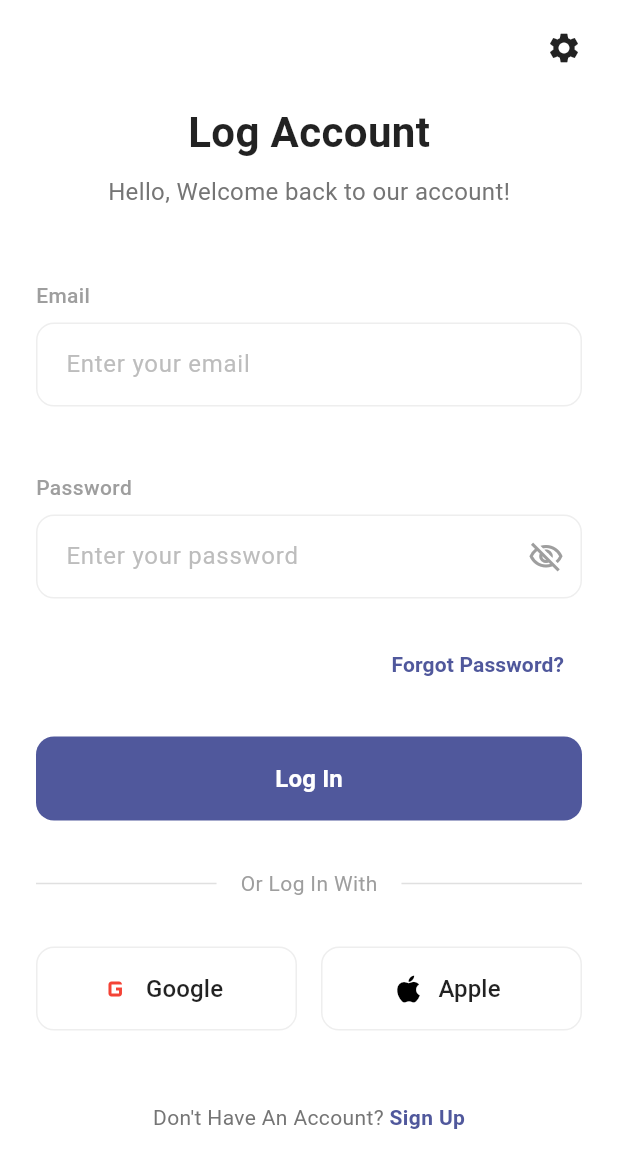
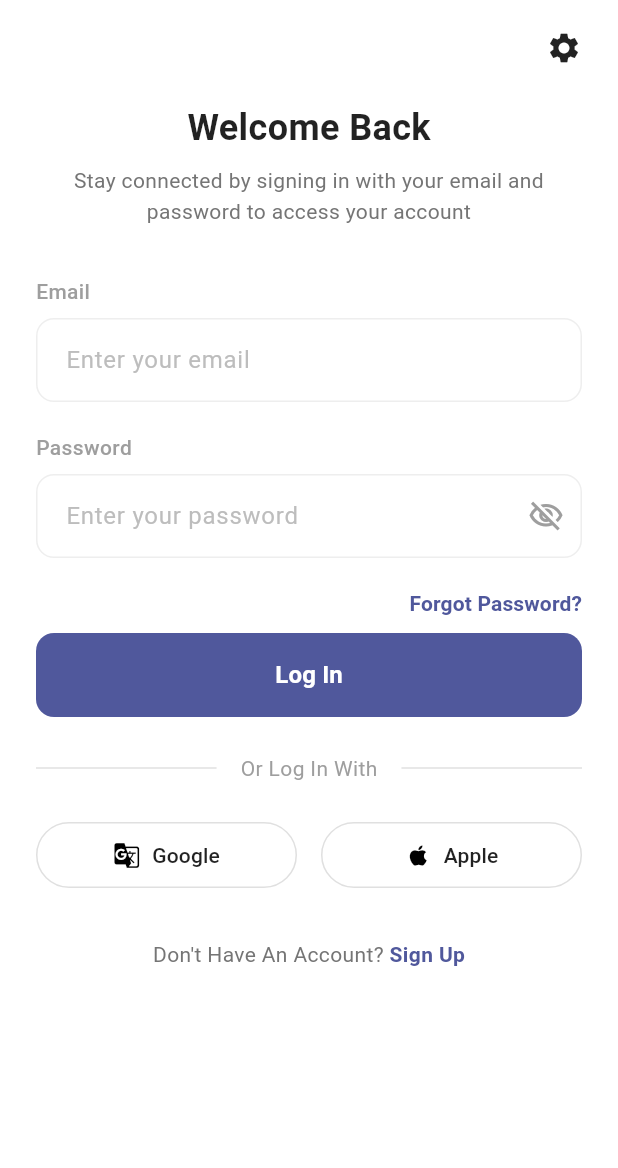
Before and after one commit to VijayMani9699/TNPrep, a Flutter app: the screen it shows after launch, after a tap on "Skip", on a phone screen of 412 x 824 dp. Shown: the top 1168 px of the screen. Run offline on Flutter 3.47's test engine with Material 3 defaults, Android fonts, the phone set to English and light mode, and no system bars; our stand-ins replace shared_preferences; generated files the repository leaves out were written again.

Commit message:
Update login screen UI

```diff
--- a/lib/features/auth/ui/login_screen.dart
+++ b/lib/features/auth/ui/login_screen.dart
@@ -3,7 +3,7 @@ import 'package:flutter/material.dart';
 import '../../../core/theme/app_colors.dart';
 import '../../../common_widgets/custom_text_field.dart';
 import '../../../common_widgets/primary_button.dart';
-import '../../../common_widgets/social_login_button.dart';
+
 import '../../../common_widgets/settings_sheet.dart';
 import 'add_account_screen.dart';
 
@@ -16,7 +16,8 @@ class LoginScreen extends StatelessWidget {
         backgroundColor: Colors.white,
         body: SafeArea(
           child: SingleChildScrollView(
-          padding: const EdgeInsets.symmetric(horizontal: 24.0, vertical: 20.0),
+            padding:
+                const EdgeInsets.symmetric(horizontal: 24.0, vertical: 20.0),
             child: Column(
               crossAxisAlignment: CrossAxisAlignment.center,
               children: [
@@ -38,29 +39,31 @@ class LoginScreen extends StatelessWidget {
                 ),
                 // Header
                 const Text(
-                "Log Account",
+                  "Welcome Back",
                   style: TextStyle(
-                  fontSize: 28,
+                    fontSize: 24,
                     fontWeight: FontWeight.bold,
                     color: Colors.black87,
                   ),
                 ),
                 const SizedBox(height: 8),
                 Text(
-                "Hello, Welcome back to our account!",
+                  "Stay connected by signing in with your email and password to access your account",
+                  textAlign: TextAlign.center,
                   style: TextStyle(
-                  fontSize: 16,
-                  color: Colors.grey.shade600,
+                    fontSize: 14,
+                    color: Colors.grey[600],
+                    height: 1.5,
                   ),
                 ),
-              const SizedBox(height: 48),
+                const SizedBox(height: 32),
 
-              // Inputs
+                // InputsS
                 const CustomTextField(
                   label: "Email",
                   hintText: "Enter your email",
                 ),
-              const SizedBox(height: 24),
+
                 const CustomTextField(
                   label: "Password",
                   hintText: "Enter your password",
@@ -74,6 +77,11 @@ class LoginScreen extends StatelessWidget {
                   alignment: Alignment.centerRight,
                   child: TextButton(
                     onPressed: () {},
+                    style: TextButton.styleFrom(
+                      padding: EdgeInsets.zero,
+                      minimumSize: Size.zero,
+                      tapTargetSize: MaterialTapTargetSize.shrinkWrap,
+                    ),
                     child: const Text(
                       "Forgot Password?",
                       style: TextStyle(
@@ -83,15 +91,14 @@ class LoginScreen extends StatelessWidget {
                     ),
                   ),
                 ),
-              const SizedBox(height: 24),
-
+const SizedBox(height: 10),
                 // Login Button
                 PrimaryButton(
                   text: "Log In",
                   onPressed: () {},
                 ),
 
-              const SizedBox(height: 32),
+                const SizedBox(height: 24),
 
                 // Divider
                 Row(
@@ -107,29 +114,53 @@ class LoginScreen extends StatelessWidget {
                     Expanded(child: Divider(color: Colors.grey.shade300)),
                   ],
                 ),
-              const SizedBox(height: 32),
+                const SizedBox(height: 24),
 
                 // Social Login
                 Row(
                   children: [
-                  SocialLoginButton(
-                    text: "Google",
-                    icon: Icons
-                        .g_mobiledata, // Using a standard icon as placeholder
-                    iconColor: Colors.red,
+                    Expanded(
+                      child: OutlinedButton.icon(
                         onPressed: () {},
+                        icon: const Icon(
+                          Icons.g_translate,
+                          color: Colors.black,
+                        ), // Placeholder for Google Logo
+                        label: const Text(
+                          'Google',
+                          style: TextStyle(color: Colors.black87),
+                        ),
+                        style: OutlinedButton.styleFrom(
+                          padding: const EdgeInsets.symmetric(vertical: 12),
+                          shape: RoundedRectangleBorder(
+                            borderRadius: BorderRadius.circular(30),
+                          ),
+                          side: BorderSide(color: Colors.grey.shade300),
+                        ),
+                      ),
                     ),
                     const SizedBox(width: 16),
-                  SocialLoginButton(
-                    text: "Apple",
-                    icon: Icons.apple,
-                    iconColor: Colors.black,
+                    Expanded(
+                      child: OutlinedButton.icon(
                         onPressed: () {},
+                        icon: const Icon(Icons.apple, color: Colors.black),
+                        label: const Text(
+                          'Apple',
+                          style: TextStyle(color: Colors.black87),
+                        ),
+                        style: OutlinedButton.styleFrom(
+                          padding: const EdgeInsets.symmetric(vertical: 12),
+                          shape: RoundedRectangleBorder(
+                            borderRadius: BorderRadius.circular(30),
+                          ),
+                          side: BorderSide(color: Colors.grey.shade300),
+                        ),
+                      ),
                     ),
                   ],
                 ),
 
-              const SizedBox(height: 48),
+                const SizedBox(height: 32),
 
                 // Footer
                 Row(
@@ -161,7 +192,6 @@ class LoginScreen extends StatelessWidget {
               ],
             ),
           ),
-      ),
-    );
+        ));
   }
 }
```
Lines whose indentation alone changed are shown as unchanged.
